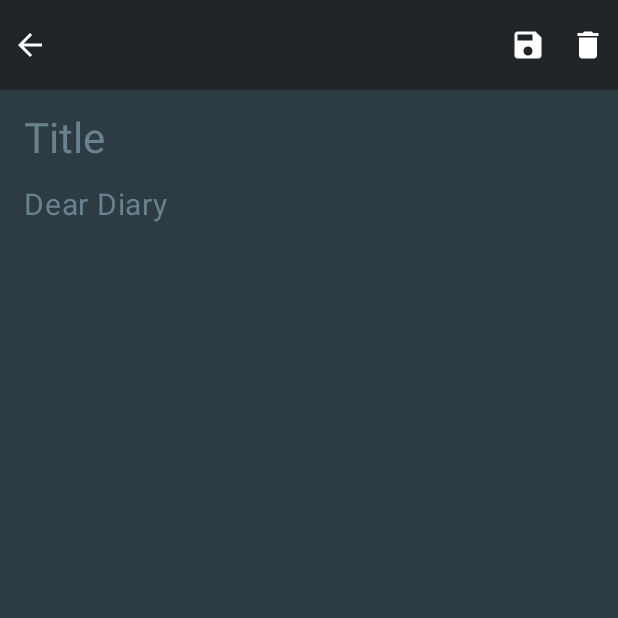
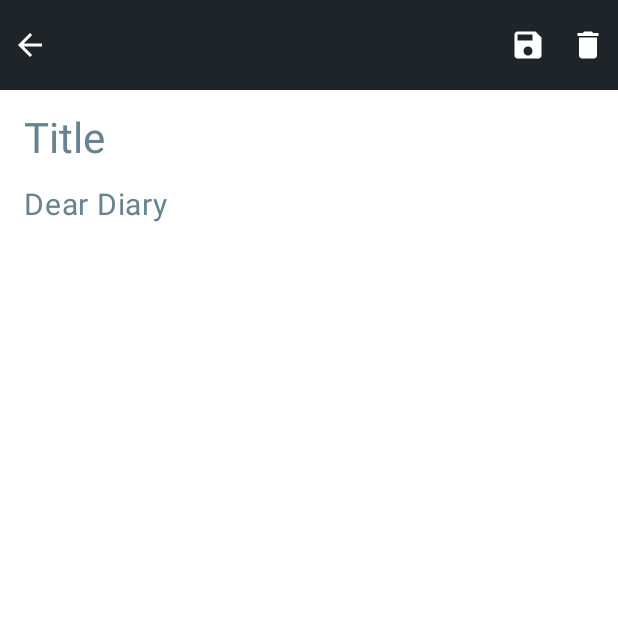
Before and after one commit to idnullZ/MyDiary, an Android app built with Jetpack Compose: the composable AddEditScreen shown on its own in the app's theme, on a phone screen of 412 x 824 dp, the top half of it. Run offline under Robolectric (Android 15) with nearby library versions, the phone set to English and light mode, and no system bars; our stand-ins replace Dagger/Hilt's generated code, Room's generated code.

Commit message:
add colors

```diff
--- a/app/src/main/AndroidManifest.xml
+++ b/app/src/main/AndroidManifest.xml
@@ -11,6 +11,7 @@
         android:supportsRtl="true"
         android:theme="@style/Theme.MyDiary">
         <activity
+            android:screenOrientation="portrait"
             android:name=".ui.MainActivity"
             android:windowSoftInputMode="adjustResize"
             android:exported="true"
--- a/app/src/main/java/idnull/z/mydiary/ui/add_edit_screen/AddEditScreen.kt
+++ b/app/src/main/java/idnull/z/mydiary/ui/add_edit_screen/AddEditScreen.kt
@@ -2,6 +2,7 @@ package idnull.z.mydiary.ui.add_edit_screen
 
 import androidx.compose.foundation.background
 import androidx.compose.foundation.layout.*
+import androidx.compose.material.MaterialTheme
 import androidx.compose.material.Scaffold
 import androidx.compose.material.rememberScaffoldState
 import androidx.compose.runtime.Composable
@@ -31,8 +32,6 @@ fun AddEditScreen(
     Scaffold(
         scaffoldState = scaffoldState
     ) {
-
-
         Column(
             modifier = Modifier
                 .fillMaxSize()
@@ -45,7 +44,7 @@ fun AddEditScreen(
                 Column(
                     modifier = Modifier
                         .fillMaxSize()
-                        .background(Color(0xff2d3c43))
+                        .background(MaterialTheme.colors.background)
                         .padding(16.dp)
 
                 ) {
@@ -63,7 +62,7 @@ fun AddEditScreen(
                         },
                         isHintVisible = titleState.isHintVisible,
                         textStyle = TextStyle(
-                            color = Color.White,
+                            color = MaterialTheme.colors.onBackground,
                             fontWeight = FontWeight.Normal,
                             fontSize = 28.sp,
                             letterSpacing = 0.sp
@@ -90,7 +89,7 @@ fun AddEditScreen(
 
                         textStyle = TextStyle(
 
-                            color = Color.White,
+                            color = MaterialTheme.colors.onBackground,
                             fontWeight = FontWeight.Normal,
                             fontSize = 20.sp,
                             letterSpacing = 0.5.sp
--- a/app/src/main/java/idnull/z/mydiary/ui/code_screen/CodeScreen.kt
+++ b/app/src/main/java/idnull/z/mydiary/ui/code_screen/CodeScreen.kt
@@ -6,6 +6,7 @@ import androidx.compose.foundation.background
 import androidx.compose.foundation.layout.Arrangement
 import androidx.compose.foundation.layout.Column
 import androidx.compose.foundation.layout.fillMaxSize
+import androidx.compose.material.MaterialTheme
 import androidx.compose.material.Scaffold
 import androidx.compose.material.rememberScaffoldState
 import androidx.compose.runtime.*
@@ -33,7 +34,7 @@ fun CodeScreen(
         Column(
             modifier = Modifier
                 .fillMaxSize()
-                .background(color = Color.Black),
+                .background(color = MaterialTheme.colors.surface),
             verticalArrangement = Arrangement.SpaceBetween
         ) {
             Points(viewModel = viewModel)
@@ -49,7 +50,6 @@ fun CodeScreen(
             }
         }
 
-        // navController.navigate("diaryListScreen")
     }
     ShowAlertDialog(
         textMain = "please set new code",
--- a/app/src/main/java/idnull/z/mydiary/ui/code_screen/components/Point.kt
+++ b/app/src/main/java/idnull/z/mydiary/ui/code_screen/components/Point.kt
@@ -4,6 +4,7 @@ import androidx.compose.foundation.background
 import androidx.compose.foundation.layout.Box
 import androidx.compose.foundation.layout.size
 import androidx.compose.foundation.shape.CircleShape
+import androidx.compose.material.MaterialTheme
 import androidx.compose.runtime.Composable
 import androidx.compose.ui.Modifier
 import androidx.compose.ui.draw.clip
@@ -22,7 +23,7 @@ fun Point(pointNumber: Int, viewModel: CodeScreenViewModel) {
                 if (pointNumber < viewModel.countItemPassword.value) {
                     Color.Red
                 } else {
-                    Color.White
+                    MaterialTheme.colors.onBackground
 
                 }
             )
--- a/app/src/main/java/idnull/z/mydiary/ui/code_screen/components/Points.kt
+++ b/app/src/main/java/idnull/z/mydiary/ui/code_screen/components/Points.kt
@@ -1,11 +1,11 @@
 package idnull.z.mydiary.ui.code_screen.components
 
 import androidx.compose.foundation.layout.*
+import androidx.compose.material.MaterialTheme
 import androidx.compose.material.Text
 import androidx.compose.runtime.Composable
 import androidx.compose.ui.Alignment
 import androidx.compose.ui.Modifier
-import androidx.compose.ui.graphics.Color
 import androidx.compose.ui.text.TextStyle
 import androidx.compose.ui.unit.dp
 import androidx.compose.ui.unit.sp
@@ -18,7 +18,7 @@ fun Points(viewModel: CodeScreenViewModel) {
 
         Text(
             text = "Enter your passcode",
-            style = TextStyle(color = Color.White),
+            style = TextStyle(color = MaterialTheme.colors.onBackground),
             fontSize = 24.sp,
             modifier = Modifier.padding(top = 60.dp, bottom = 36.dp)
         )
--- a/app/src/main/java/idnull/z/mydiary/ui/diary_list_screen/components/DiaryListItem.kt
+++ b/app/src/main/java/idnull/z/mydiary/ui/diary_list_screen/components/DiaryListItem.kt
@@ -26,7 +26,7 @@ fun DiaryListItem(diary: Diary, modifier: Modifier = Modifier) {
             .padding(horizontal = 12.dp, vertical = 6.dp),
         shape = RoundedCornerShape(6.dp),
         elevation = 6.dp,
-        backgroundColor = MaterialTheme.colors.background,
+        backgroundColor = MaterialTheme.colors.primary,
 
         ) {
         Column(
--- a/app/src/main/java/idnull/z/mydiary/ui/theme/Color.kt
+++ b/app/src/main/java/idnull/z/mydiary/ui/theme/Color.kt
@@ -7,3 +7,5 @@ val Purple500 = Color(0xFF6200EE)
 val Purple700 = Color(0xFF3700B3)
 val Teal200 = Color(0xFF03DAC5)
 val myBackground = Color(0xff2d3c43)
+val myWhite = Color(0xFFE5F1F1)
+val darkToolbarBackground = Color(0xff1f2428)
```
Also changed, not shown: app/src/main/java/idnull/z/mydiary/ui/diary_list_screen/DiaryListScreen.kt (+6 -12 lines), app/src/main/java/idnull/z/mydiary/ui/diary_list_screen/components/DairyToolbar.kt (+7 -10 lines), app/src/main/java/idnull/z/mydiary/ui/theme/Theme.kt (+7 -4 lines), 1 other file.
